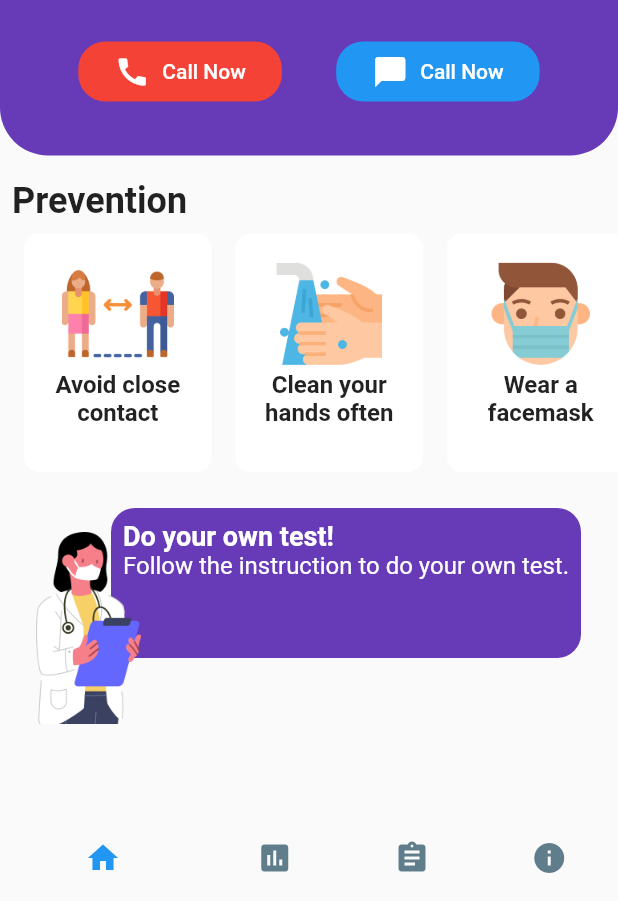
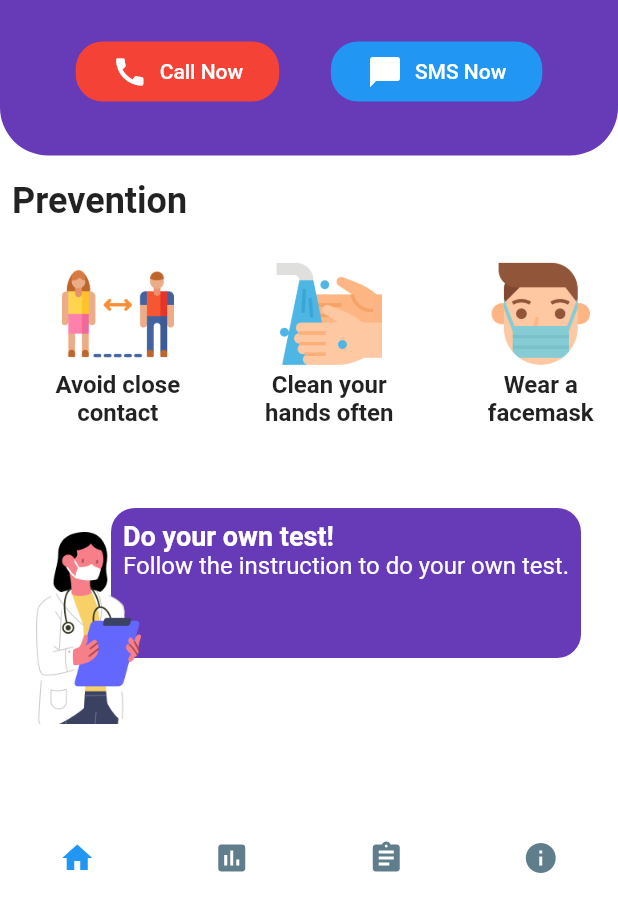
Before and after one commit to TheManusia/Submission-Flutter, a Flutter app: the screen it shows after launch, on a phone screen of 412 x 824 dp, the part 335-1236 px from its top. Run offline on Flutter 3.47's test engine with Material 2 defaults, Android fonts, the phone set to English and light mode, and no system bars.

Commit message:
My Laptop will be repaired, so i upload this first

```diff
--- /dev/null
+++ b/lib/appbar.dart
@@ -0,0 +1,34 @@
+import 'package:flutter/material.dart';
+
+// ignore: must_be_immutable
+class CustomAppBar extends StatelessWidget {
+  String title;
+
+  CustomAppBar({@required this.title});
+
+  @override
+  Widget build(BuildContext context) {
+    return Row(
+      mainAxisAlignment: MainAxisAlignment.spaceBetween,
+      children: <Widget>[
+        Padding(
+          padding: const EdgeInsets.all(16.0),
+          child: Text(
+            title,
+            style: TextStyle(
+                fontWeight: FontWeight.bold,
+                color: Colors.white,
+                fontSize: 24.0
+            ),
+          ),
+        ),
+        IconButton(
+          icon: Icon(Icons.notifications_none),
+          color: Colors.white,
+          onPressed: () {},
+        )
+      ],
+    );
+  }
+
+}
--- a/lib/home_screen.dart
+++ b/lib/home_screen.dart
@@ -1,5 +1,6 @@
 import 'package:flutter/cupertino.dart';
 import 'package:flutter/material.dart';
+import 'package:submission_flutter/appbar.dart';
 
 class HomeScreen extends StatefulWidget {
   @override
@@ -13,10 +14,6 @@ class _HomeScreen extends State<HomeScreen> {
     fontSize: 18.0,
   );
 
-  var preventionStyle = TextStyle(
-      fontWeight: FontWeight.bold,
-      fontSize: 16.0
-  );
 
   var contentBodyStyle = TextStyle(
     color: Colors.white,
@@ -24,10 +21,6 @@ class _HomeScreen extends State<HomeScreen> {
     height: 1.2,
   );
 
-  var preventionContainer = BoxDecoration(
-      color: Colors.white,
-      borderRadius: BorderRadius.circular(10.0),
-  );
 
   String country = 'Indonesia';
 
@@ -50,26 +43,8 @@ class _HomeScreen extends State<HomeScreen> {
                 child: SafeArea(
                   child: Column(
                     children: <Widget>[
-                      Row(
-                        mainAxisAlignment: MainAxisAlignment.spaceBetween,
-                        children: <Widget>[
-                          Padding(
-                            padding: const EdgeInsets.all(16.0),
-                            child: Text(
-                                'Covid-19',
-                              style: TextStyle(
-                                  fontWeight: FontWeight.bold,
-                                  color: Colors.white,
-                                  fontSize: 24.0
-                              ),
-                            ),
-                          ),
-                          IconButton(
-                            icon: Icon(Icons.notifications_none),
-                            color: Colors.white,
-                            onPressed: () {},
-                          )
-                        ],
+                      CustomAppBar(
+                        title: 'Covid-19',
                       ),
                       Row(
                         mainAxisAlignment: MainAxisAlignment.start,
@@ -227,7 +202,7 @@ class _HomeScreen extends State<HomeScreen> {
                                     Padding(
                                       padding: const EdgeInsets.only(left: 8.0),
                                       child: Text(
-                                        'Call Now',
+                                        'SMS Now',
                                         style: TextStyle(
                                           color: Colors.white,
                                         ),
@@ -266,56 +241,17 @@ class _HomeScreen extends State<HomeScreen> {
                     child: ListView(
                       scrollDirection: Axis.horizontal,
                       children: <Widget>[
-                        Container(
-                          width: 125,
-                          margin: EdgeInsets.all(8.0),
-                          padding: EdgeInsets.all(16.0),
-                          decoration: preventionContainer,
-                          child: Column(
-                            crossAxisAlignment: CrossAxisAlignment.center,
-                            children: <Widget>[
-                              Image.asset('images/distancing.png', width: 75,),
-                              Text(
-                                'Avoid close contact',
-                                  textAlign: TextAlign.center,
-                                  style: preventionStyle,
-                              ),
-                            ],
-                          ),
+                        PreventionItem(
+                          image: 'images/distancing.png',
+                          text: 'Avoid close contact',
                         ),
-                        Container(
-                          width: 125,
-                          margin: EdgeInsets.all(8.0),
-                          padding: EdgeInsets.all(16.0),
-                          decoration: preventionContainer,
-                          child: Column(
-                            crossAxisAlignment: CrossAxisAlignment.center,
-                            children: <Widget>[
-                              Image.asset('images/hands.png', width: 75,),
-                              Text(
-                                  'Clean your hands often',
-                                  textAlign: TextAlign.center,
-                                  style: preventionStyle
-                              ),
-                            ],
-                          ),
+                        PreventionItem(
+                          image: 'images/hands.png',
+                          text: 'Clean your hands often',
                         ),
-                        Container(
-                          width: 125,
-                          margin: EdgeInsets.all(8.0),
-                          padding: EdgeInsets.all(16.0),
-                          decoration: preventionContainer,
-                          child: Column(
-                            crossAxisAlignment: CrossAxisAlignment.center,
-                            children: <Widget>[
-                              Image.asset('images/mask.png', width: 75,),
-                              Text(
-                                  'Wear a facemask',
-                                  textAlign: TextAlign.center,
-                                  style: preventionStyle
-                              ),
-                            ],
-                          ),
+                        PreventionItem(
+                          image: 'images/mask.png',
+                          text: 'Wear a facemask',
                         )
                       ],
                     ),
@@ -369,3 +305,36 @@ class _HomeScreen extends State<HomeScreen> {
     );
   }
 }
+
+// ignore: must_be_immutable
+class PreventionItem extends StatelessWidget {
+  String image, text;
+
+  PreventionItem({this.image, this.text});
+
+  @override
+  Widget build(BuildContext context) {
+    return Container(
+      width: 125,
+      margin: EdgeInsets.all(8.0),
+      padding: EdgeInsets.all(16.0),
+      decoration: BoxDecoration(
+        borderRadius: BorderRadius.circular(10.0),
+      ),
+      child: Column(
+        crossAxisAlignment: CrossAxisAlignment.center,
+        children: <Widget>[
+          Image.asset(image, width: 75,),
+          Text(
+            text,
+            textAlign: TextAlign.center,
+            style: TextStyle(
+                fontWeight: FontWeight.bold,
+                fontSize: 16.0
+            ),
+          ),
+        ],
+      ),
+    );
+  }
+}
--- a/lib/main_screen.dart
+++ b/lib/main_screen.dart
@@ -28,11 +28,21 @@ class _MainScreenState extends State<MainScreen> {
     InformationScreen(),
   ];
 
+  static List<Color> _colors = <Color>[
+    Colors.white,
+    Colors.deepPurple,
+    Colors.white,
+    Colors.white
+  ];
+
   @override
   Widget build(BuildContext context) {
     return Scaffold(
       body: _screen.elementAt(_selectedIndex),
+      backgroundColor: _colors.elementAt(_selectedIndex),
       bottomNavigationBar: BottomNavigationBar(
+        backgroundColor: Colors.white,
+        type: BottomNavigationBarType.fixed,
         elevation: 0.0,
         showSelectedLabels: false,
         showUnselectedLabels: false,
```
Also changed, not shown: lib/custom_card.dart (added, +46 -0 lines), lib/custom_toggle.dart (added, +64 -0 lines), lib/stats_screen.dart (+37 -1 lines).
